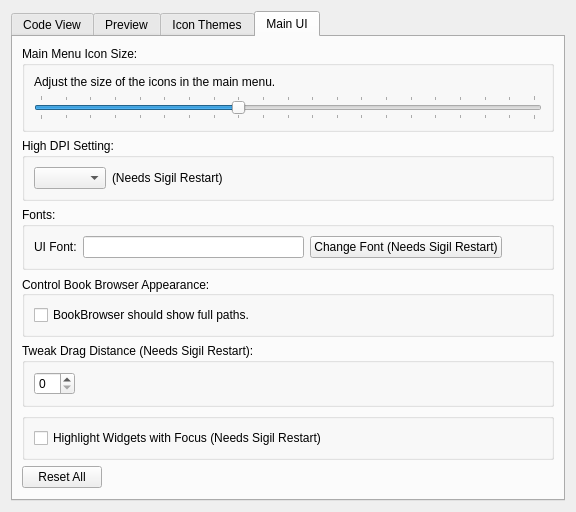
Qt form src/Form_Files/PAppearanceWidget.ui (Sigil-Ebook/Sigil) before a commit.
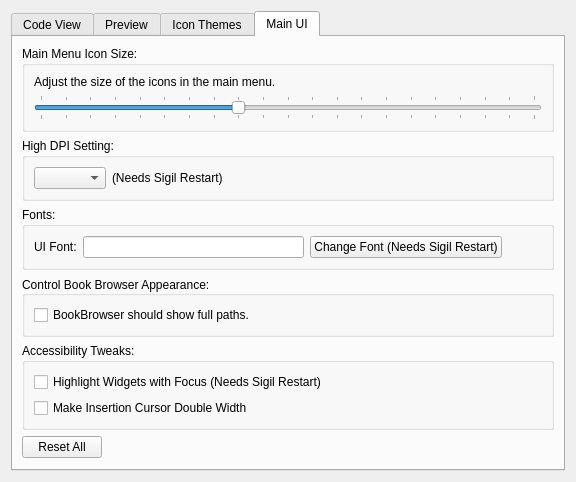
The same form after that commit. The open tabs and pages were chosen to show the change.

Commit message: Add Double Width Cursor Pref [deploy]

Diff of the .ui file:
```diff
--- a/src/Form_Files/PAppearanceWidget.ui
+++ b/src/Form_Files/PAppearanceWidget.ui
@@ -706,34 +706,9 @@
        <item>
         <widget class="QGroupBox" name="groupDragTweak">
          <property name="title">
-          <string>Tweak Drag Distance (Needs Sigil Restart):</string>
+          <string>Accessibility Tweaks:</string>
          </property>
-         <layout class="QHBoxLayout" name="horizontalLayout_3">
-          <item>
-           <widget class="QSpinBox" name="dragTweakSpinBox"/>
-          </item>
-          <item>
-           <spacer name="horizontalSpacer_6">
-            <property name="orientation">
-             <enum>Qt::Horizontal</enum>
-            </property>
-            <property name="sizeHint" stdset="0">
-             <size>
-              <width>456</width>
-              <height>20</height>
-             </size>
-            </property>
-           </spacer>
-          </item>
-         </layout>
-        </widget>
-       </item>
-       <item>
-        <widget class="QGroupBox" name="groupBox_Focus">
-         <property name="title">
-          <string/>
-         </property>
-         <layout class="QHBoxLayout" name="focusLayout">
+         <layout class="QVBoxLayout" name="verticalLayout_8">
           <item>
            <widget class="QCheckBox" name="chkFocusDec">
             <property name="text">
@@ -741,6 +716,19 @@
             </property>
             <property name="toolTip">
              <string>Show colored border around Widgets when they have focus</string>
+            </property>
+            <property name="text">
+             <string>Highlight Widgets with Focus (Needs Sigil Restart)</string>
+            </property>
+           </widget>
+          </item>
+          <item>
+           <widget class="QCheckBox" name="chkDoubleWidthCursor">
+            <property name="toolTip">
+             <string>Make insertion cursor more visible</string>
+            </property>
+            <property name="text">
+             <string>Make Insertion Cursor Double Width</string>
             </property>
            </widget>
           </item>
```
Left out of the diff: 5 changed lines with no effect on the pictures. The commit also changes 6 other files.
